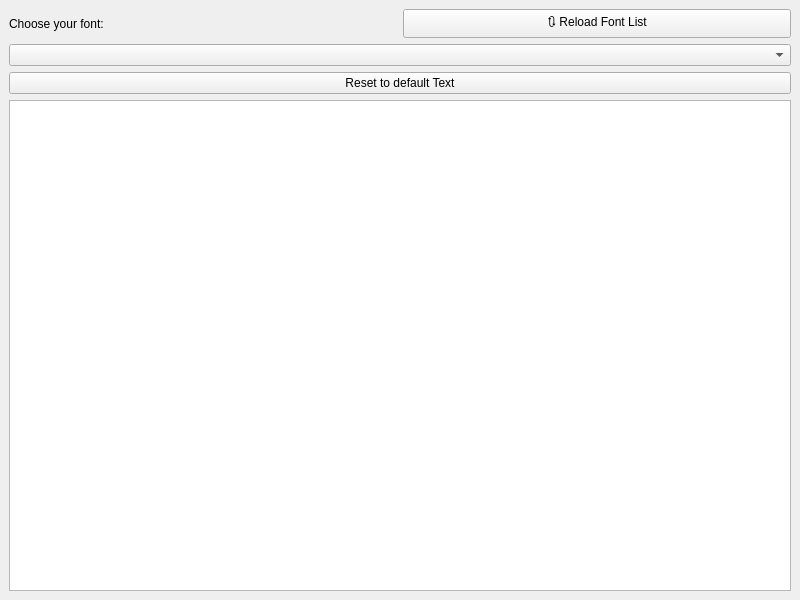
First picture: the form in mainwindow.ui, repository PhenomRetroShare/TestQt_color-fonts, before the edit.
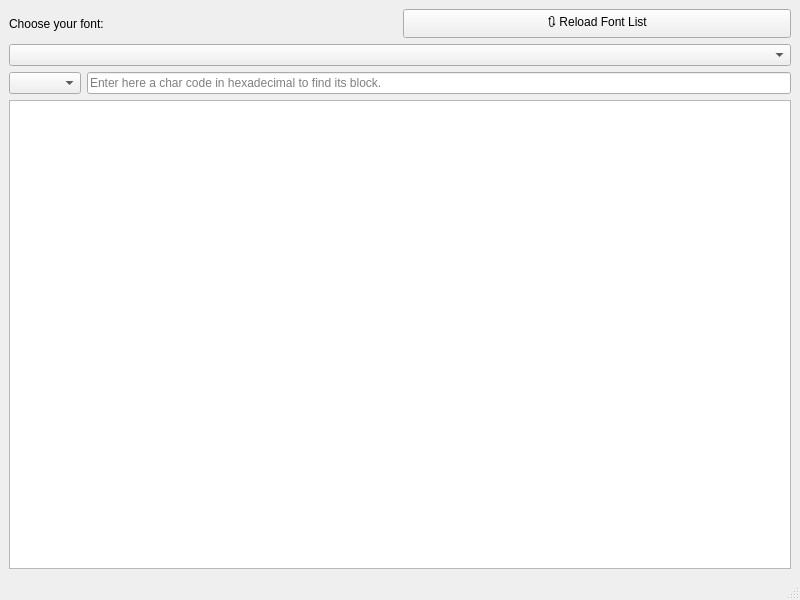
Second picture: the form after the edit.

Commit message: Add Combo to choose Unicode Blocks

Diff of the .ui file:
```diff
--- a/mainwindow.ui
+++ b/mainwindow.ui
@@ -44,20 +44,32 @@
      </widget>
     </item>
     <item>
-     <widget class="QPushButton" name="pb_ResetText">
+     <layout class="QHBoxLayout" name="hl_Block">
+      <item>
+       <widget class="QComboBox" name="cbx_BlockChooser">
       <property name="toolTip">
-       <string>Clear text zone and add the defaut one.</string>
-      </property>
-      <property name="text">
-       <string>Reset to default Text</string>
-      </property>
-     </widget>
+         <string>Current characters Block.</string>
+        </property>
+       </widget>
+      </item>
+      <item>
+       <widget class="QLineEdit" name="le_CharCode">
+        <property name="toolTip">
+         <string>Enter here a char code in hexadecimal to find its block.</string>
+        </property>
+        <property name="placeholderText">
+         <string>Enter here a char code in hexadecimal to find its block.</string>
+        </property>
+       </widget>
+      </item>
+     </layout>
     </item>
     <item>
      <widget class="QTextEdit" name="te_Text"/>
     </item>
    </layout>
   </widget>
+  <widget class="QStatusBar" name="statusBar"/>
  </widget>
  <resources/>
  <connections/>
```
Left out of the diff: 2 changed lines with no effect on the pictures. Lines whose indentation alone changed are shown as unchanged. The commit also changes 6 other files.
